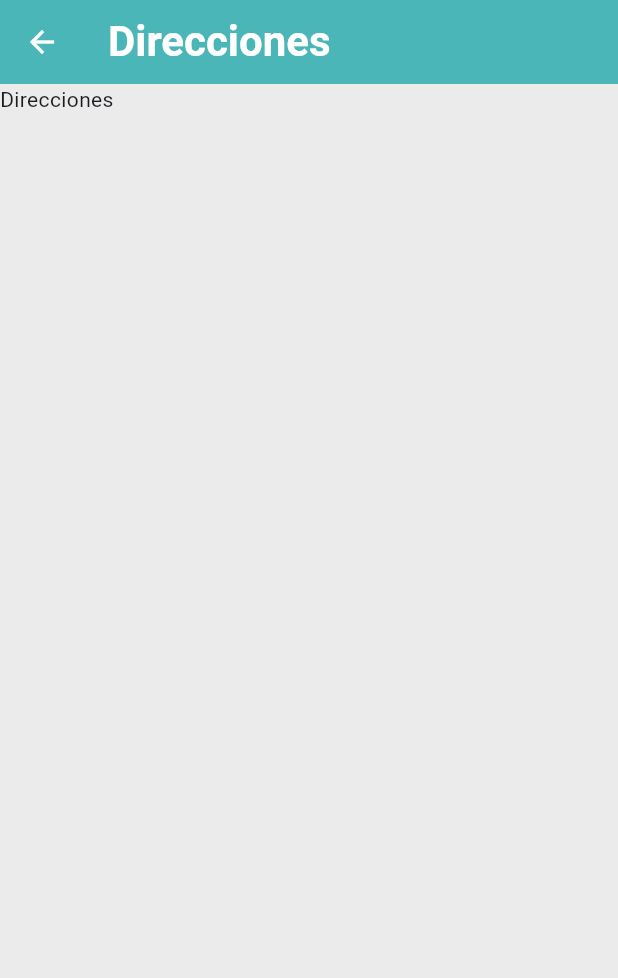
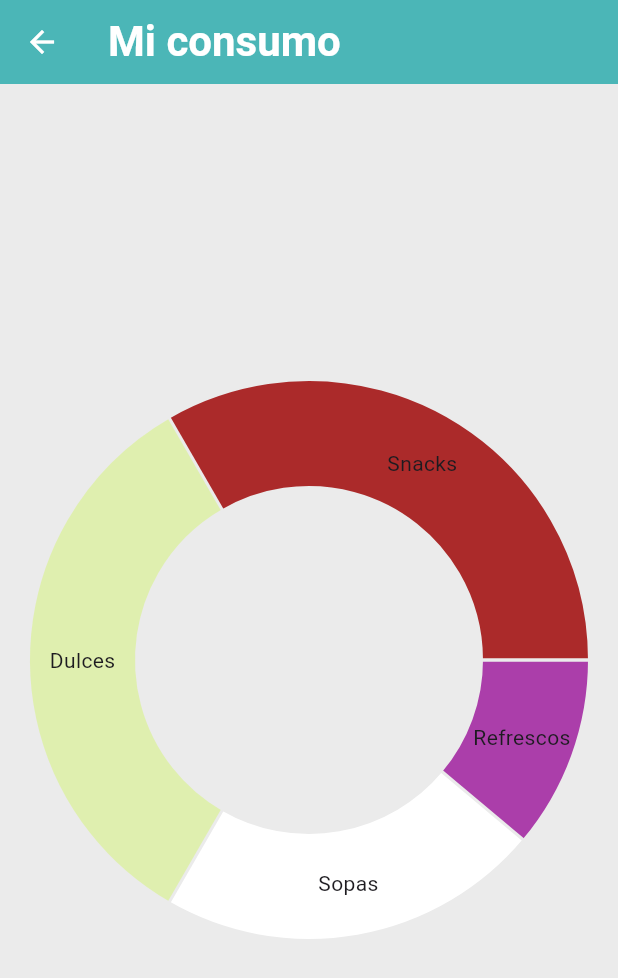
Before and after one commit to HIKKOS/global-eats-flutter, a Flutter app: the AdressView screen opened by its route, on a phone screen of 412 x 824 dp. Shown: the top 978 px of the screen. Run offline on Flutter 3.47's test engine with Material 3 defaults, Android fonts, the phone set to English and light mode, and no system bars; drawn by our look-alikes of fl_chart; our stand-ins replace bottom_navy_bar, carousel_slider, flutter_secure_storage, flutter_svg, logger, shared_preferences and 1 more; accounts and stored records are empty.

Commit message:
changed home and added chart screen

```diff
--- a/lib/routes/api_routes.dart
+++ b/lib/routes/api_routes.dart
@@ -1,6 +1,6 @@
 class ApiRoutes {
-  static const String host = '10.2.8.120:3000';
-  static const String baseUrl = 'http://$host/api';
+  // static const String host = '10.2.8.120:3000';
+  static const String baseUrl = 'https://globaleats.onrender.com/api';
   static const String login = '$baseUrl/login';
   static const String singIn = '$baseUrl/users';
   static const String buy = '$baseUrl/buy';
--- a/lib/views/buy_product_view.dart
+++ b/lib/views/buy_product_view.dart
@@ -23,10 +23,6 @@ class BuyProductView extends StatelessWidget {
               children: [
                 SizedBox(
                   width: deviceWidth,
-                  child: GestureDetector(
-                    onTap: () {
-                      Navigation.pushNamed(routeName: AppRoutes.addresses);
-                    },
                   child: Card(
                     shape: BeveledRectangleBorder(
                       borderRadius: BorderRadius.circular(0),
@@ -75,7 +71,6 @@ class BuyProductView extends StatelessWidget {
                             ),
                           ),
                         ],
-                        ),
                       ),
                     ),
                   ),
--- a/lib/views/history_view.dart
+++ b/lib/views/history_view.dart
@@ -118,7 +118,7 @@ class HistoryProductWidget extends StatelessWidget {
                         mainAxisAlignment: MainAxisAlignment.spaceBetween,
                         children: [
                           Text(
-                            'compraste: ${product.amount}',
+                            'Compraste: ${product.amount}',
                             style: const TextStyle(fontWeight: FontWeight.bold),
                           ),
                           const Text(
--- a/lib/views/home_view.dart
+++ b/lib/views/home_view.dart
@@ -81,7 +81,7 @@ class HomeView extends StatelessWidget {
           ),
           Consumer<ProductosProvider>(
             builder: (_, provider, __) => SizedBox(
-              height: 300,
+              height: 250,
               child: provider.state == ProviderState.loading
                   ? const Center(child: CircularProgressIndicator())
                   : ListView.builder(
--- a/lib/views/login_view.dart
+++ b/lib/views/login_view.dart
@@ -31,7 +31,7 @@ class LoginView extends StatelessWidget {
               padding: const EdgeInsets.symmetric(horizontal: 10.0),
               child: Card(
                 child: SizedBox(
-                  height: 400,
+                  height: 500,
                   child: Padding(
                     padding: const EdgeInsets.symmetric(horizontal: 20.0),
                     child: Form(
--- a/lib/views/perfil_view.dart
+++ b/lib/views/perfil_view.dart
@@ -119,6 +119,10 @@ class _ListaElementos extends StatelessWidget {
             title: 'Contraseña',
             subtitle: 'Editar',
           ),
+          _AjustesTile(
+              title: 'Consumos',
+              route: AppRoutes.addresses,
+              icon: Icons.pie_chart)
         ],
       );
     });
--- a/lib/views/shopping_cart_view.dart
+++ b/lib/views/shopping_cart_view.dart
@@ -24,7 +24,7 @@ class ShoppingCartView extends StatelessWidget {
               child: Column(
                 children: [
                   SizedBox(
-                    height: MediaQuery.of(context).size.height * .75,
+                    height: MediaQuery.of(context).size.height * .74,
                     child: ListView.builder(
                       scrollDirection: Axis.vertical,
                       itemCount: 8,
--- a/lib/views/user_address_view.dart
+++ b/lib/views/user_address_view.dart
@@ -1,5 +1,5 @@
 import 'package:flutter/material.dart';
-import 'package:flutter/widgets.dart';
+import 'package:fl_chart/fl_chart.dart';
 
 class AdressView extends StatelessWidget {
   const AdressView({super.key});
@@ -8,10 +8,44 @@ class AdressView extends StatelessWidget {
   Widget build(BuildContext context) {
     return Scaffold(
       appBar: AppBar(
-        title: Text('Direcciones'),
+        title: const Text('Mi consumo'),
       ),
-      body: SizedBox(
-        child: Text('Direcciones'),
+      body: Padding(
+        padding: const EdgeInsets.all(20.0),
+        child: SizedBox(
+          child: PieChart(PieChartData(
+            sections: [
+              PieChartSectionData(
+                value: 1,
+                title: 'Refrescos',
+                showTitle: true,
+                radius: 70,
+                color: Color(0xFFAB3EAA),
+              ),
+              PieChartSectionData(
+                value: 2,
+                title: 'Sopas',
+                showTitle: true,
+                radius: 70,
+                color: Color(0xFFFFFFFF),
+              ),
+              PieChartSectionData(
+                value: 3,
+                title: 'Dulces',
+                showTitle: true,
+                radius: 70,
+                color: Color(0xFFDFEFAF),
+              ),
+              PieChartSectionData(
+                value: 3,
+                title: 'Snacks',
+                showTitle: true,
+                radius: 70,
+                color: Color(0xFFAB2A2A),
+              ),
+            ],
+          )),
+        ),
       ),
     );
   }
--- a/pubspec.yaml
+++ b/pubspec.yaml
@@ -43,6 +43,7 @@ dependencies:
   shared_preferences: ^2.2.2
   sqflite: ^2.3.0
   intl: ^0.18.1
+  fl_chart: ^0.65.0
 
 dev_dependencies:
   flutter_lints: ^2.0.0
```
Also changed, not shown: lib/views/main_view.dart (+5 -2 lines), lib/views/producto_view.dart (+45 -34 lines), lib/widgets/card_producto_home.dart (+14 -13 lines), pubspec.lock. Lines whose indentation alone changed are shown as unchanged.
